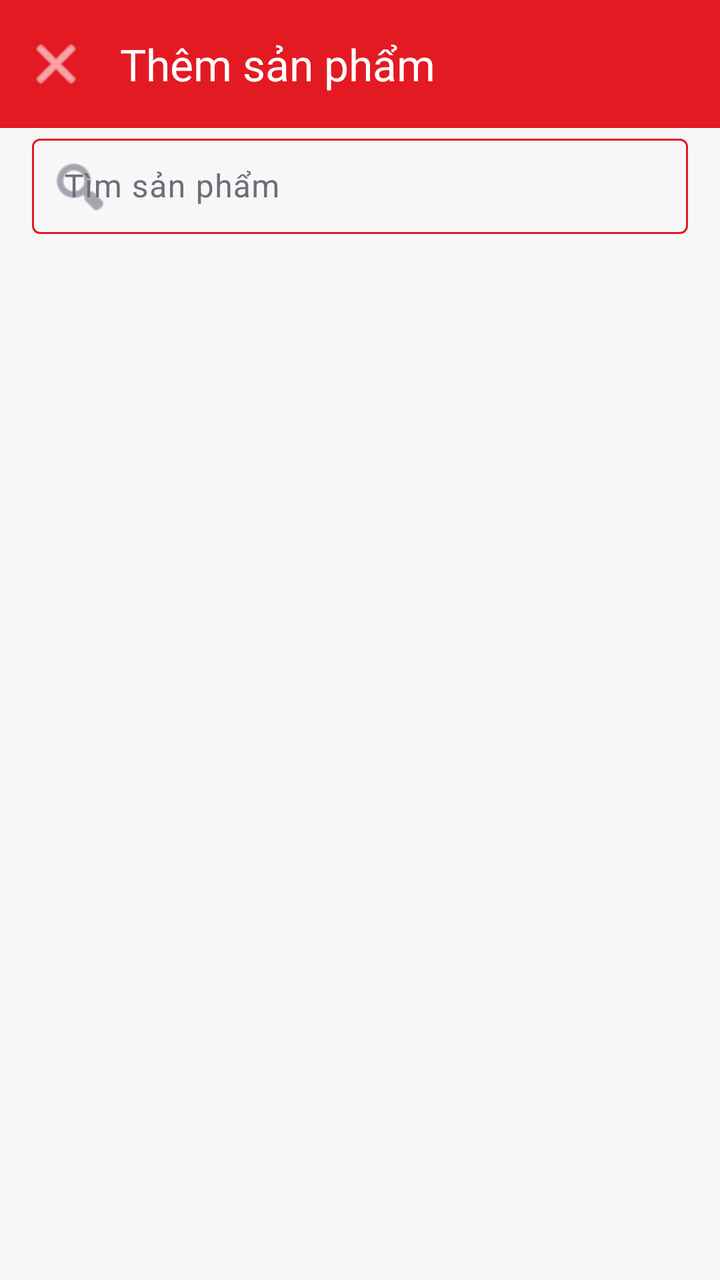
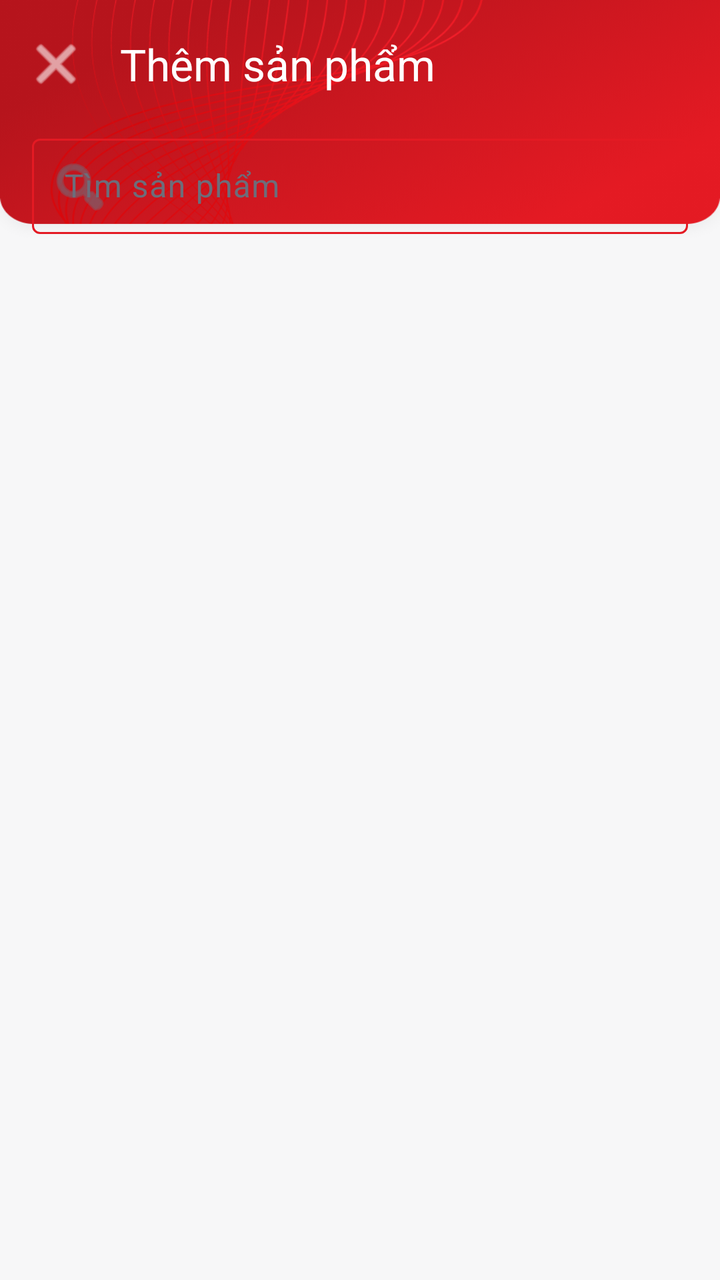

An Android layout rendered at two revisions. The XML below is the earlier revision; the diff shows what the commit changed to produce the second picture.
<!-- AndroidManifest.xml: application theme Theme.ESalesSFA -->
<!-- res/layout/fragment_product_picker.xml -->
<?xml version="1.0" encoding="utf-8"?>
<LinearLayout xmlns:android="http://schemas.android.com/apk/res/android"
    xmlns:app="http://schemas.android.com/apk/res-auto"
    android:layout_width="match_parent"
    android:layout_height="match_parent"
    android:orientation="vertical"
    android:background="?android:attr/colorBackground">

    <com.google.android.material.appbar.MaterialToolbar
        android:id="@+id/toolbar"
        style="@style/Sfa.Toolbar"
        android:layout_width="match_parent"
        android:layout_height="?attr/actionBarSize"
        app:navigationIcon="@android:drawable/ic_menu_close_clear_cancel"
        app:title="@string/order_add_product" />

    <com.google.android.material.textfield.TextInputLayout
        style="@style/Widget.Material3.TextInputLayout.OutlinedBox.Dense"
        android:layout_width="match_parent"
        android:layout_height="wrap_content"
        android:layout_marginHorizontal="16dp"
        android:hint="@string/product_search_hint"
        app:startIconDrawable="@android:drawable/ic_menu_search">

        <com.google.android.material.textfield.TextInputEditText
            android:id="@+id/searchInput"
            android:layout_width="match_parent"
            android:layout_height="wrap_content"
            android:inputType="text"
            android:maxLines="1" />
    </com.google.android.material.textfield.TextInputLayout>

    <androidx.recyclerview.widget.RecyclerView
        android:id="@+id/productList"
        android:layout_width="match_parent"
        android:layout_height="0dp"
        android:layout_weight="1"
        android:layout_marginTop="8dp" />
</LinearLayout>
<!-- resources referenced by this layout -->
<resources>
  <string name="order_add_product">Thêm sản phẩm</string>
  <string name="product_search_hint">Tìm sản phẩm</string>
  <style name="Sfa.Toolbar" parent="Widget.Material3.Toolbar">
          <item name="android:background">@color/brandRed</item>
          <item name="titleTextColor">@color/white</item>
          <item name="subtitleTextColor">@color/white</item>
          <item name="navigationIconTint">@color/white</item>
          <item name="android:elevation">2dp</item>
      </style>
  <style name="Theme.ESalesSFA" parent="Base.Theme.ESalesSFA" />
  <color name="brandRed">#E41A23</color>
  <color name="white">#FFFFFFFF</color>
  <style name="Base.Theme.ESalesSFA" parent="Theme.Material3.Light.NoActionBar">
          <item name="colorPrimary">@color/brandRed</item>
          <item name="colorOnPrimary">@color/white</item>
          <item name="colorPrimaryContainer">@color/brandRedFaint</item>
          <item name="colorOnPrimaryContainer">@color/brandRedDark</item>
  
          <item name="colorSecondary">@color/stateBlue</item>
          <item name="colorOnSecondary">@color/white</item>
  
          <item name="colorError">@color/brandRed</item>
          <item name="colorOnError">@color/white</item>
  
          
          <item name="android:colorBackground">@color/surfaceGray</item>
          <item name="colorSurface">@color/white</item>
          <item name="colorOnSurface">@color/textDark</item>
          <item name="colorSurfaceVariant">@color/white</item>
          <item name="colorOnSurfaceVariant">@color/textGrayDark</item>
          <item name="colorOutline">@color/lineGray</item>
          <item name="colorOutlineVariant">@color/lineGray</item>
  
          <item name="android:textColorPrimary">@color/textDark</item>
          <item name="android:textColorSecondary">@color/textGrayDark</item>
          <item name="android:listDivider">@color/lineGray</item>
  
          <item name="android:statusBarColor">@color/brandRedDark</item>
          <item name="android:windowLightStatusBar">false</item>
  
          <item name="materialAlertDialogTheme">@style/ThemeOverlay.Sfa.Dialog</item>
      </style>
  <color name="brandRedFaint">#1AE41A23</color>
  <color name="brandRedDark">#B6141C</color>
  <color name="stateBlue">#2D2DFE</color>
  <color name="surfaceGray">#F7F7F8</color>
  <color name="textDark">#0A091B</color>
  <color name="textGrayDark">#6D6D7A</color>
  <color name="lineGray">@color/brandRed</color>
  <style name="ThemeOverlay.Sfa.Dialog" parent="ThemeOverlay.Material3.MaterialAlertDialog">
          <item name="colorPrimary">@color/brandRed</item>
      </style>
</resources>

<!-- the commit's change to res/layout/fragment_product_picker.xml (unified diff, before → after) -->
@@ -4,7 +4,7 @@
     android:layout_width="match_parent"
     android:layout_height="match_parent"
     android:orientation="vertical"
-    android:background="?android:attr/colorBackground">
+    android:background="@drawable/img">
 
     <com.google.android.material.appbar.MaterialToolbar
         android:id="@+id/toolbar"
<!-- resource entries referenced after the edit -->
@@ -1,9 +1,10 @@
 <!-- resources referenced by this layout -->
 <resources>
+  <!-- drawable img: png bitmap (drawable, 152402 bytes) -->
   <string name="order_add_product">Thêm sản phẩm</string>
   <string name="product_search_hint">Tìm sản phẩm</string>
   <style name="Sfa.Toolbar" parent="Widget.Material3.Toolbar">
-          <item name="android:background">@color/brandRed</item>
+          <item name="android:background">@android:color/transparent</item>
           <item name="titleTextColor">@color/white</item>
           <item name="subtitleTextColor">@color/white</item>
           <item name="navigationIconTint">@color/white</item>
@@ -37,8 +38,9 @@
           <item name="android:textColorSecondary">@color/textGrayDark</item>
           <item name="android:listDivider">@color/lineGray</item>
   
-          <item name="android:statusBarColor">@color/brandRedDark</item>
-          <item name="android:windowLightStatusBar">false</item>
+          
+          <item name="android:statusBarColor">@android:color/transparent</item>
+          <item name="android:navigationBarColor">@android:color/transparent</item>
   
           <item name="materialAlertDialogTheme">@style/ThemeOverlay.Sfa.Dialog</item>
       </style>
